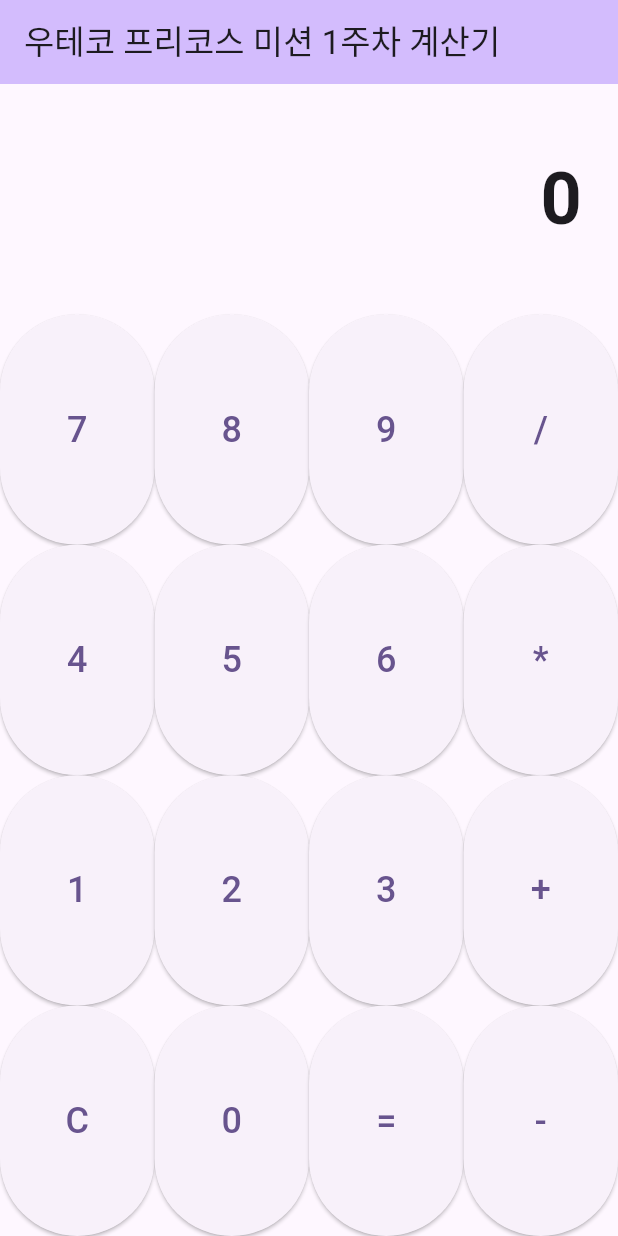
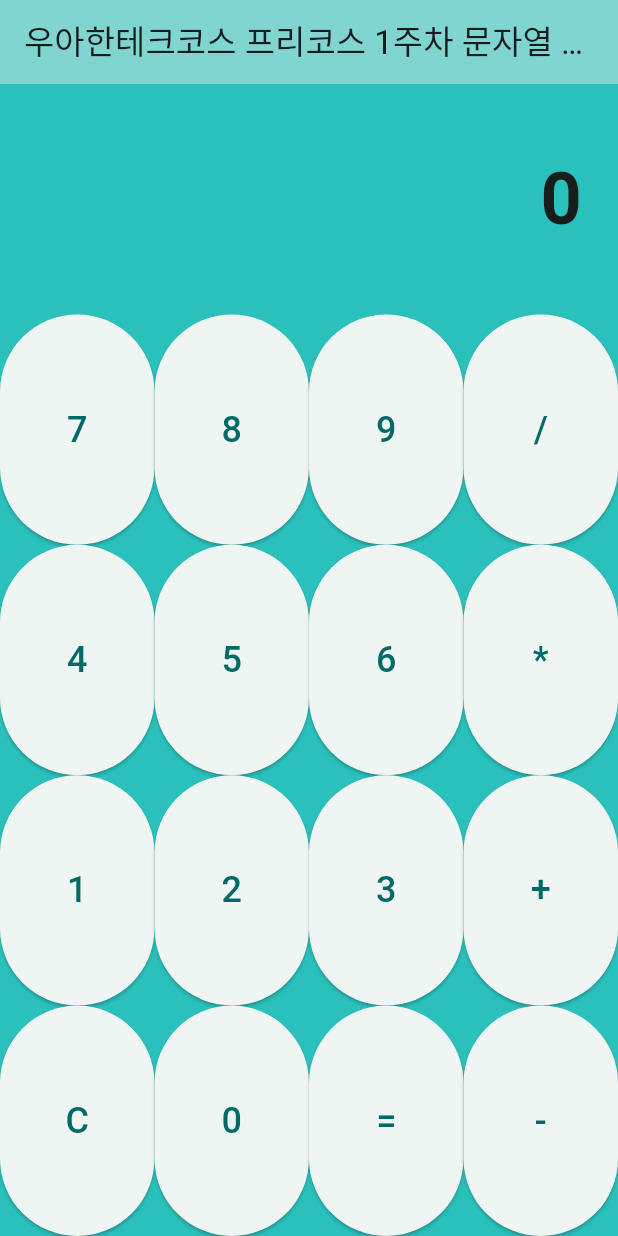
Before and after one commit to princebyun/flutter-calculator-8, a Flutter app: the screen it shows after launch, on a phone screen of 412 x 824 dp. Run offline on Flutter 3.47's test engine with Material 3 defaults, Android fonts, the phone set to English and light mode, and no system bars.

Commit message:
design : 계산기 앱에 배달의 민족 색 입히기

```diff
--- a/lib/main.dart
+++ b/lib/main.dart
@@ -10,11 +10,15 @@ class MyApp extends StatelessWidget {
   @override
   Widget build(BuildContext context) {
     return MaterialApp(
-      title: 'Flutter Demo',
+      title: '우아한테크코스 프리코스 1주차 문자열 계산기',
       theme: ThemeData(
-        colorScheme: ColorScheme.fromSeed(seedColor: Colors.deepPurple),
+        colorScheme: ColorScheme.fromSeed(
+          seedColor: Color(0xFF2AC1BC),
+          brightness: Brightness.light,
+        ),
+        scaffoldBackgroundColor: Color(0xFF2AC1BC),
       ),
-      home: const MyHomePage(title: '우테코 프리코스 미션 1주차 계산기'),
+      home: const MyHomePage(title: '우아한테크코스 프리코스 1주차 문자열 계산기'),
     );
   }
 }
@@ -30,12 +34,6 @@ class MyHomePage extends StatefulWidget {
 
 class _MyHomePageState extends State<MyHomePage> {
   int _counter = 0;
-
-  void _incrementCounter() {
-    setState(() {
-      _counter += 5;
-    });
-  }
 
   @override
   Widget build(BuildContext context) {
@@ -235,11 +233,6 @@ class _MyHomePageState extends State<MyHomePage> {
           ),
         ],
       ),
-      /*floatingActionButton: FloatingActionButton(
-        onPressed: _incrementCounter,
-        tooltip: 'Increment',
-        child: const Icon(Icons.add),
-      ),*/
     );
   }
 }
```
